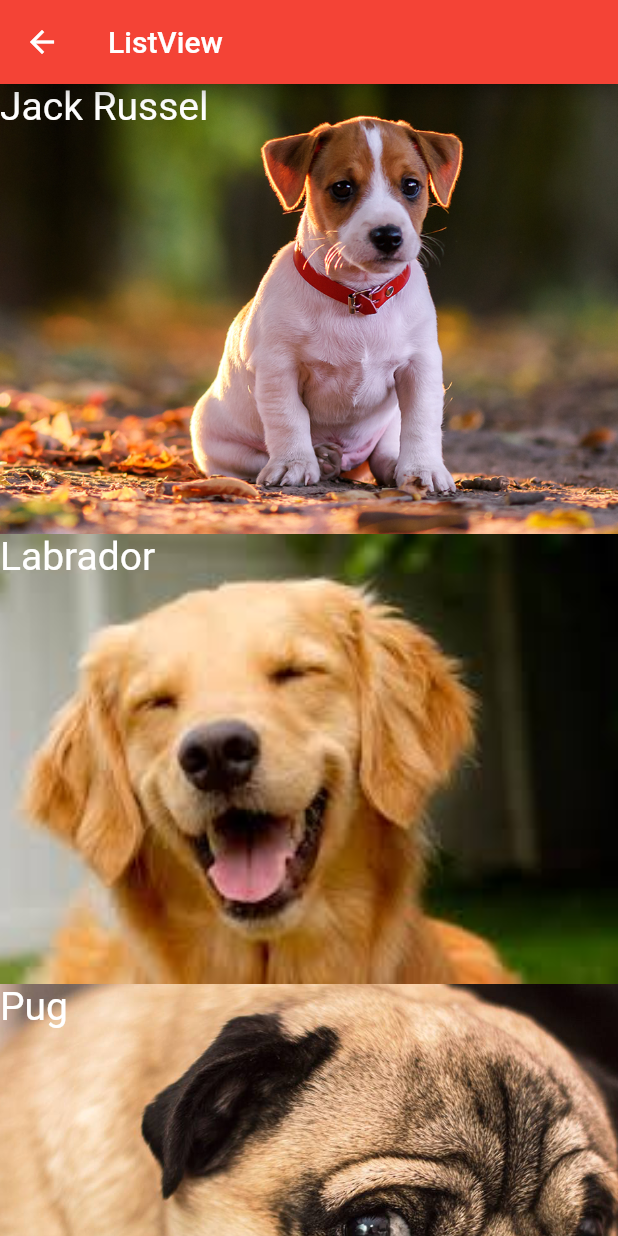
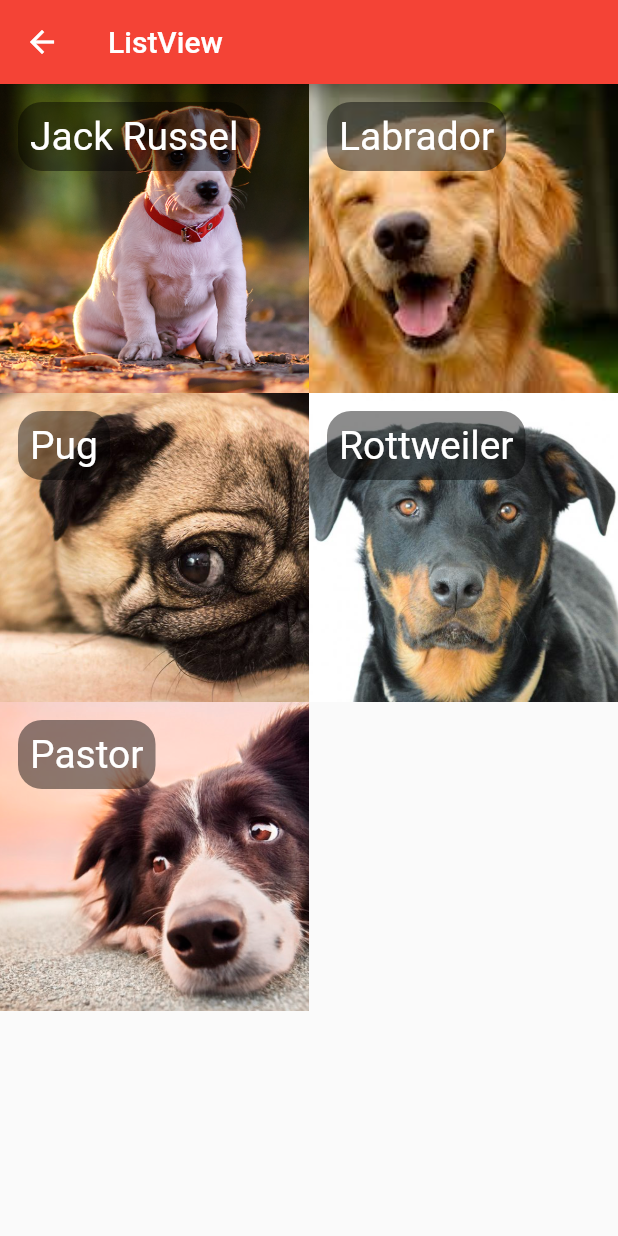
Before and after one commit to GabriellBP/flutter_app, a Flutter app: the HelloListView screen opened directly, on a phone screen of 412 x 824 dp. Run offline on Flutter 3.47's test engine with Material 2 defaults, Android fonts, the phone set to English and light mode, and no system bars.

Commit message:
using gridView

```diff
--- a/lib/pages/hello_listview.dart
+++ b/lib/pages/hello_listview.dart
@@ -27,25 +27,33 @@ class HelloListView extends StatelessWidget {
       Dog("Pastor", "assets/images/dog5.png"),
     ];
 
-    return ListView.builder(
+    return GridView.builder(
+      gridDelegate: SliverGridDelegateWithFixedCrossAxisCount(crossAxisCount: 2),
+      itemCount: dogs.length,
       itemBuilder: (BuildContext context, int index) {
         Dog dog = dogs[index];
         return Stack(
           fit: StackFit.expand,
           children: <Widget>[
             _img(dog.foto),
-            Container(
+            Align(
               alignment: Alignment.topLeft,
-              child: Text(
-                dog.nome,
-                style: TextStyle(fontSize: 26, color: Colors.white),
+              child: Container(
+                margin: EdgeInsets.all(12),
+                padding: EdgeInsets.all(8),
+                decoration: BoxDecoration(
+                  color: Colors.black45,
+                  borderRadius: BorderRadius.circular(16)
+                ),
+                child: Text(
+                  dog.nome,
+                  style: TextStyle(fontSize: 26, color: Colors.white),
+                ),
               ),
             )
           ],
         );
       },
-      itemExtent: 300,
-      itemCount: dogs.length,
     );
   }
 
```
